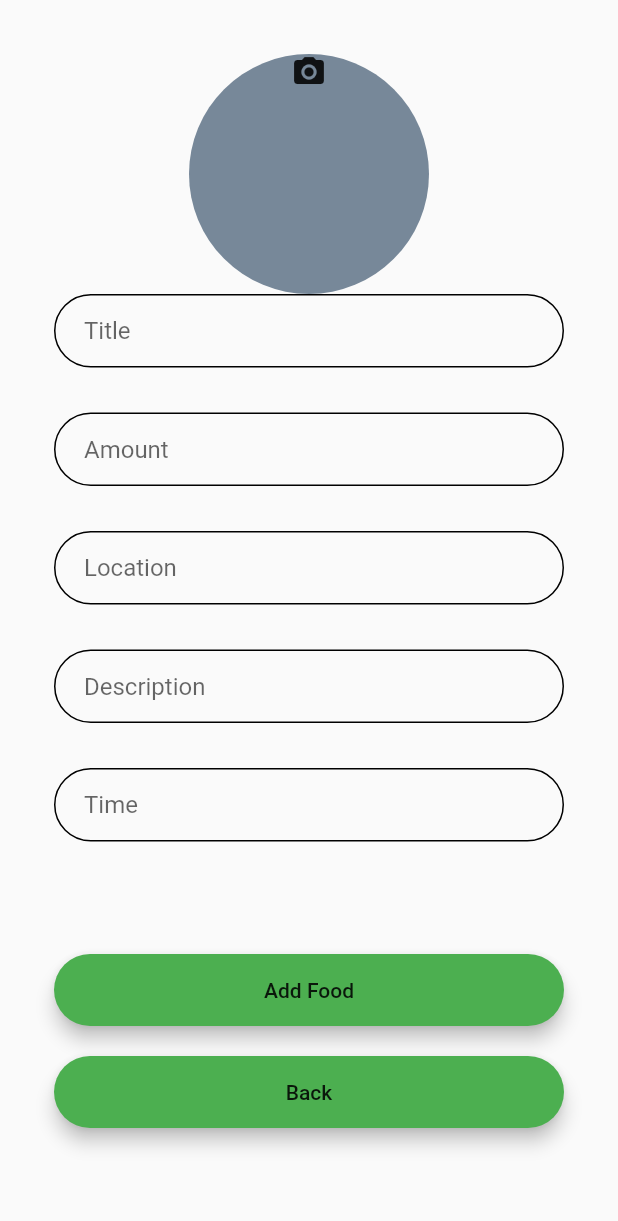
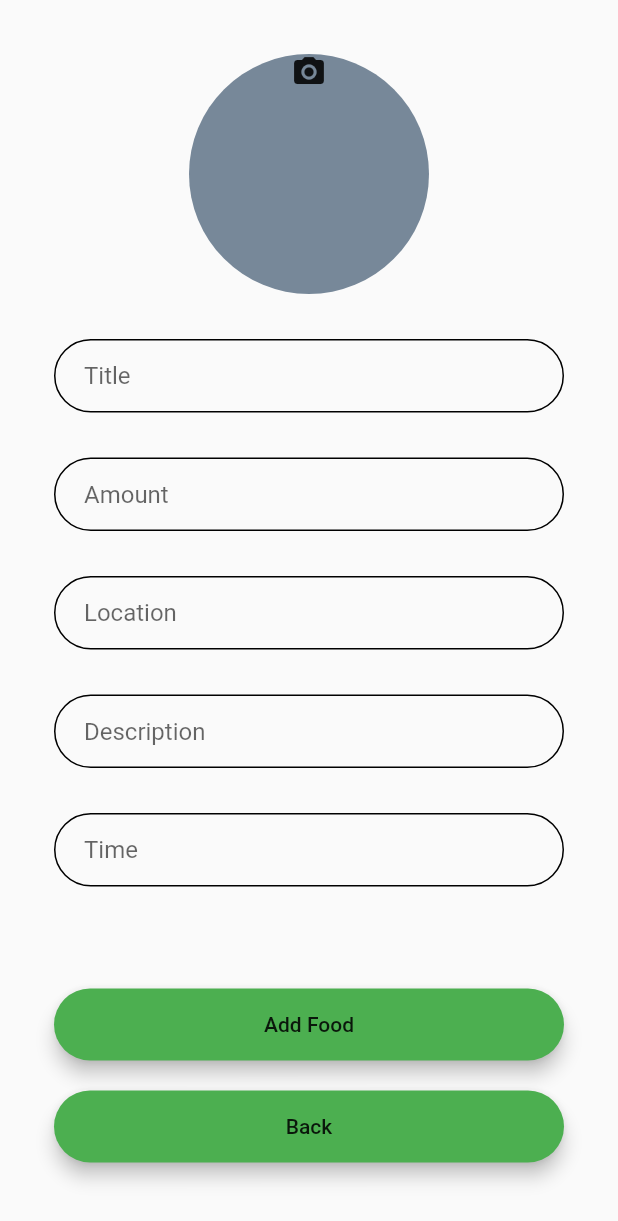
Before and after one commit to nishachaudhari/food_savior_winners, a Flutter app: the addForm screen opened directly, on a phone screen of 412 x 824 dp. Shown: the top 1221 px of the screen. Run offline on Flutter 3.47's test engine with Material 2 defaults, Android fonts, the phone set to English and light mode, and no system bars; our stand-ins replace cloud_firestore, firebase_auth, image_cropper, image_picker; accounts and stored records are empty.

Commit message:
update spacing

```diff
--- a/my_app/lib/screens/add/addForm.dart
+++ b/my_app/lib/screens/add/addForm.dart
@@ -143,6 +143,7 @@ class _addFormState extends State<addForm>
                               ),
                             ),
                         ),
+                      SizedBox(height: 30.0),
                       TextFormField(
                           validator: (val) => val.isEmpty ? 'Enter a Title' : null,
                           onChanged: (val){
@@ -222,7 +223,7 @@ class _addFormState extends State<addForm>
                           ) ,
                         ),
                         */
-                        SizedBox(height: 45.0),
+                        SizedBox(height: 38.0),
                         Material(
                               elevation: 5.0,
                               borderRadius: BorderRadius.circular(30.0),
```
